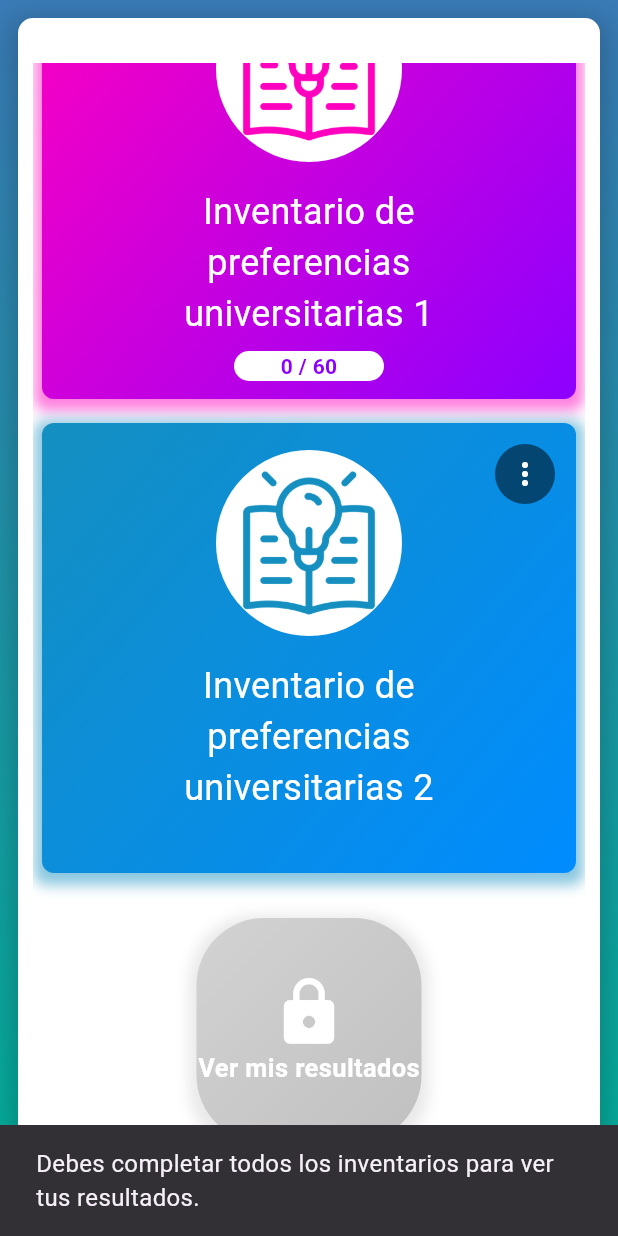
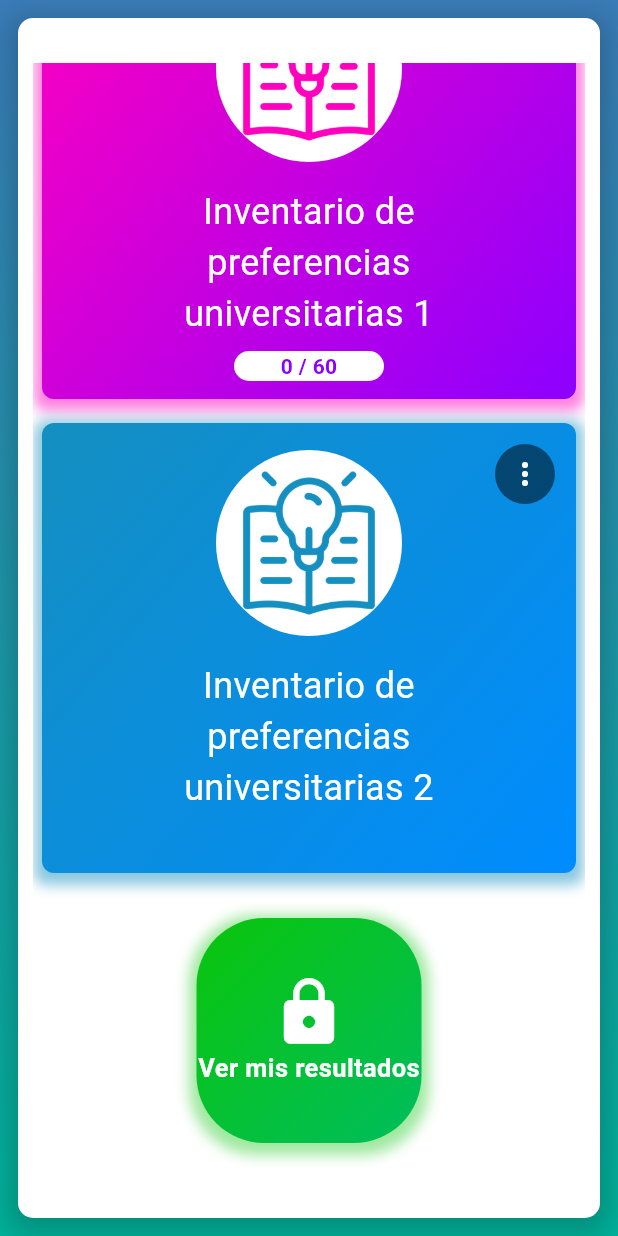
Before and after one commit to SuperrCris/mmpi_2, a Flutter app: the SeleccionInventario screen opened by its route, scrolled down 890 dp, after a tap on "Ver mis resultados", on a phone screen of 412 x 824 dp. Run offline on Flutter 3.47's test engine with Material 3 defaults, Android fonts, the light colour scheme and no system bars; drawn by our look-alikes of auto_size_text; our stand-ins replace cloud_firestore, firebase_auth, firebase_core, hive, hive_flutter; missing offline and left inert: excel; accounts and stored records are empty; generated files the repository leaves out were written again.

Commit message:
Revision de funciones de impresion de resultados

```diff
--- a/lib/selecinventario.dart
+++ b/lib/selecinventario.dart
@@ -4,6 +4,7 @@ import 'package:flutter/material.dart';
 import 'package:mmpi_2/servicios/sesion_controlador.dart';
 import 'package:mmpi_2/servicios/controlador_hive.dart';
 import 'package:mmpi_2/servicios/tema_controlador.dart';
+import 'package:mmpi_2/utilidades/excel.dart';
 import 'package:mmpi_2/utilidades/repositoriopreguntas.dart';
 
 class SeleccionInventario extends StatefulWidget {
@@ -440,45 +441,62 @@ class _SeleccionInventarioState extends State<SeleccionInventario> {
                         final todosCompletados = todasLasRutas
                             .every((ruta) => _inventariosCompletados.contains(ruta));
                         return GestureDetector(
-                          onTap: todosCompletados
-                              ? () {
-                                  // TODO: navegar a resultados
+                          onTap: () async {
+                            showDialog(
+                              context: context,
+                              barrierDismissible: false,
+                              builder: (ctx) => AlertDialog(
+                                content: Row(
+                                  children: [
+                                    CircularProgressIndicator(color: const Color.fromARGB(255, 19, 192, 25)),
+                                    SizedBox(width: 20),
+                                    Text("Generando reporte..."),
+                                  ],
+                                ),
+                              ),
+                            );
+                            try {
+                              await ExcelUtil.crearReporteConPlantilla(
+                                {
+                                  "nombre": "Cristian Escalante",
+                                  "grupo": "5°A",
+                                  "edad": 25,
+                                  "sexo": "Masculino",
+                                  "escolaridad": "Universidad",
+                                  "fecha": "2024-06-15",
                                 }
-                              : () {
-                                  ScaffoldMessenger.of(context).showSnackBar(
-                                    SnackBar(
-                                      content: Text(
-                                        'Debes completar todos los inventarios para ver tus resultados.',
-                                      ),
-                                    ),
-                                  );
-                                },
+                              );
+                            } finally {
+                              if (context.mounted) Navigator.of(context, rootNavigator: true).pop();
+                            }
+                          },
                           child: AnimatedOpacity(
-                            opacity: todosCompletados ? 1.0 : 0.45,
+                            opacity:
+                            /*!todosCompletados ? 0.45 :*/ 1,
                             duration: const Duration(milliseconds: 300),
                             child: Container(
                               height: 150,
                               width: 150,
                               decoration: BoxDecoration(
                                 gradient: LinearGradient(
-                                  colors: todosCompletados
-                                      ? [
+                                  colors: /*!todosCompletados
+                                      ?
+                                       [
+                                          Colors.grey.shade500,
+                                          Colors.grey.shade600,
+                                        ]:*/
+                                        [
                                           const Color.fromARGB(255, 10, 197, 10),
                                           const Color.fromARGB(255, 0, 189, 94),
-                                        ]
-                                      : [
-                                          Colors.grey.shade500,
-                                          Colors.grey.shade600,
                                         ],
                                   begin: Alignment.topLeft,
                                   end: Alignment.bottomRight,
                                 ),
                                 boxShadow: [
                                   BoxShadow(
-                                    color: (todosCompletados
-                                            ? const Color.fromARGB(255, 10, 197, 10)
-                                            : Colors.grey)
-                                        .withOpacity(0.5),
+                                    color:
+                                            const Color.fromARGB(100, 10, 197, 10),
+
                                     spreadRadius: 5,
                                     blurRadius: 7,
                                     offset: const Offset(0, 3),
--- a/lib/utilidades/excel.dart
+++ b/lib/utilidades/excel.dart
@@ -3,6 +3,7 @@ import 'package:excel/excel.dart';
 import 'package:firebase_auth/firebase_auth.dart';
 import 'package:flutter/services.dart' show ByteData, rootBundle;
 import 'package:mmpi_2/servicios/controlador_hive.dart';
+import 'package:mmpi_2/utilidades/repositoriopreguntas.dart';
 
 
 class ExcelUtil {
@@ -25,20 +26,15 @@ static Future<void> crearReporteConPlantilla(Map<String, dynamic> info) async {
   ByteData data = await rootBundle.load('recursos/plantilla.xlsx');
   var excel = Excel.decodeBytes(data.buffer.asUint8List(data.offsetInBytes, data.lengthInBytes));
 
-     CellStyle estiloCelda = CellStyle(
-      horizontalAlign: HorizontalAlign.Center,
-      bottomBorder: Border(borderStyle: BorderStyle.Thin, borderColorHex: ExcelColor.black),
-      leftBorder: Border(borderStyle: BorderStyle.Thin, borderColorHex: ExcelColor.black),
-      rightBorder: Border(borderStyle: BorderStyle.Thin, borderColorHex: ExcelColor.black),
-      topBorder: Border(borderStyle: BorderStyle.Thin, borderColorHex: ExcelColor.black),
-    );
-
   print("plantilla obtenida");
   for (final entry in respuestasPorInventario.entries) {
     final inventario = entry.key;
     final respuestasInventario = entry.value;
+    print("Obteniendo solo las llaves para el inventario: $inventario");
+    final List<int> llavesRespuestas = obtenerSoloLlaves(inventario);
+
     final configuracionPestana = _diccionarioPestanas[inventario];
-
+    print("$inventario  .llaves respuestas: $llavesRespuestas");
     if (configuracionPestana == null) {
       print("Inventario no reconocido: $inventario");
       continue;
@@ -48,34 +44,27 @@ static Future<void> crearReporteConPlantilla(Map<String, dynamic> info) async {
     final int numeroColumnas = configuracionPestana["numeroColumnas"] as int;
     final Map<int, int> respuestasMapeadas = {
       for (int indice = 0; indice < respuestasInventario.length; indice++)
-          indice + 1: respuestasInventario[indice],
+        (llavesRespuestas.length > indice ? llavesRespuestas[indice] : indice + 1):
+            respuestasInventario[indice] + 1,
     };
 
-
     //Nombre completo
-  hojaderesultados.cell(CellIndex.indexByString("B3")).value = TextCellValue(info["nombre"]);
-  hojaderesultados.cell(CellIndex.indexByString("B3")).cellStyle = estiloCelda;
+    _escribirCelda(hojaderesultados, CellIndex.indexByString("B3"), TextCellValue(info["nombre"]));
 
     //Grupo
-  hojaderesultados.cell(CellIndex.indexByString("B4")).value = TextCellValue(info["grupo"]);
-  hojaderesultados.cell(CellIndex.indexByString("B4")).cellStyle = estiloCelda;
+    _escribirCelda(hojaderesultados, CellIndex.indexByString("B4"), TextCellValue(info["grupo"]));
 
     //Edad
-  hojaderesultados.cell(CellIndex.indexByString("D4")).value = IntCellValue(info["edad"]);
-  hojaderesultados.cell(CellIndex.indexByString("D4")).cellStyle = estiloCelda;
+    _escribirCelda(hojaderesultados, CellIndex.indexByString("D4"), IntCellValue(info["edad"]));
 
     //Sexo
-  hojaderesultados.cell(CellIndex.indexByString("F4")).value = TextCellValue(info["sexo"]);
-  hojaderesultados.cell(CellIndex.indexByString("F4")).cellStyle = estiloCelda;
+    _escribirCelda(hojaderesultados, CellIndex.indexByString("F4"), TextCellValue(info["sexo"]));
 
     //Escolaridad
-  hojaderesultados.cell(CellIndex.indexByString("B5")).value = TextCellValue(info["escolaridad"]);
-  hojaderesultados.cell(CellIndex.indexByString("B5")).cellStyle = estiloCelda;
+    _escribirCelda(hojaderesultados, CellIndex.indexByString("B5"), TextCellValue(info["escolaridad"]));
 
     //Fecha
-  hojaderesultados.cell(CellIndex.indexByString("E5")).value = TextCellValue(info["fecha"]);
-  hojaderesultados.cell(CellIndex.indexByString("E5")).cellStyle = estiloCelda;
-
+    _escribirCelda(hojaderesultados, CellIndex.indexByString("E5"), TextCellValue(info["fecha"]));
 
     const int columnainicial = 1;
     const int filaInicial = 8;
@@ -84,24 +73,31 @@ static Future<void> crearReporteConPlantilla(Map<String, dynamic> info) async {
     int saltoColumna = 0;
     int saltoFila = 0;
 
-
     for (int pregunta = 0; pregunta < respuestasMapeadas.length; pregunta++) {
-    hojaderesultados.cell(CellIndex.indexByColumnRow(columnIndex: columnainicial + saltoColumna, rowIndex: filaInicial + saltoFila)).value = IntCellValue(respuestasMapeadas.entries.elementAt(pregunta).key);
-    hojaderesultados.cell(CellIndex.indexByColumnRow(columnIndex: columnainicial + saltoColumna + 1, rowIndex: filaInicial + saltoFila)).value = IntCellValue(respuestasMapeadas.entries.elementAt(pregunta).value);
-    hojaderesultados.cell(CellIndex.indexByColumnRow(columnIndex: columnainicial + saltoColumna, rowIndex: filaInicial + saltoFila)).cellStyle = estiloCelda;
-    hojaderesultados.cell(CellIndex.indexByColumnRow(columnIndex: columnainicial + saltoColumna + 1, rowIndex: filaInicial + saltoFila)).cellStyle = estiloCelda;
+      _escribirCelda(hojaderesultados,
+          CellIndex.indexByColumnRow(columnIndex: columnainicial + saltoColumna, rowIndex: filaInicial + saltoFila),
+          IntCellValue(respuestasMapeadas.entries.elementAt(pregunta).key));
+      _escribirCelda(hojaderesultados,
+          CellIndex.indexByColumnRow(columnIndex: columnainicial + saltoColumna + 1, rowIndex: filaInicial + saltoFila),
+          IntCellValue(respuestasMapeadas.entries.elementAt(pregunta).value));
       saltoColumna += 2;
       if (saltoColumna >= respuestasPorFila * 2) {
         saltoColumna = 0;
         saltoFila++;
       }
-
+    }
   }
 
-  // Guardar el nuevo archivo
+  excel.save(fileName: 'Mi_Reporte${DateTime.now().millisecondsSinceEpoch}.xlsx');
+}
 
-}
-  excel.save(fileName: 'Reporte_Modificado.xlsx');
+static void _escribirCelda(Sheet hoja, CellIndex indice, CellValue valor) {
+  final celda = hoja.cell(indice);
+  final estiloExistente = celda.cellStyle;
+  celda.value = valor;
+  final estilo = estiloExistente ?? CellStyle();
+  estilo.horizontalAlignment = HorizontalAlign.Center;
+  celda.cellStyle = estilo;
 }
 
 static Future<Map<String, List<int>>> _obtenerRespuestasInventarios() async {
@@ -172,9 +168,13 @@ static List<int> _obtenerRespuestasDesdeHive(String tipoInventario) {
           .where((respuesta) => respuesta.tipo == tipoInventario)
           .toList();
 
-  respuestas.sort((a, b) => a.preguntaID.compareTo(b.preguntaID));
-  return respuestas
-      .map((respuesta) => int.tryParse(respuesta.respuesta) ?? -1)
+  final llaves = obtenerSoloLlaves(tipoInventario);
+  final mapaRespuestas = {
+    for (final r in respuestas) r.preguntaID: int.tryParse(r.respuesta) ?? -1,
+  };
+
+  return llaves
+      .map((key) => mapaRespuestas[key] ?? -1)
       .where((valor) => valor >= 0)
       .toList();
 }
--- a/lib/utilidades/repositoriopreguntas.dart
+++ b/lib/utilidades/repositoriopreguntas.dart
@@ -23,8 +23,25 @@ List<String> Repositoriopreguntas(String inv) {
         }
     }
 }
-List<int> obtenerSoloLlaves(Map<String, dynamic> inventario) {
-  return inventario.keys.map((key) => int.tryParse(key) ?? -1).where((key) => key != -1).toList();
+
+List<int> obtenerSoloLlaves(String inv) {
+  final key = inv.startsWith("/") ? inv.substring(1) : inv;
+  print("buscando en $key");
+
+  switch (inv) {
+    case "/inventario_autoevaluacion_aptitudes":
+      return aptitudes.keys.toList();
+    case "/inventario_interes_ocupacional":
+      return ocupacional.keys.toList();
+    case "/inventario_preferencias_universitarias":
+      return universitarias.keys.toList();
+    default:
+      try {
+        return (intereses[key]["preguntas"] as Map).keys.toList().cast<int>();
+      } catch (e) {
+        return [];
+      }
+  }
 }
 
 
@@ -43,10 +60,12 @@ Map<String, Map<String, dynamic>> todoslosintereses() {
 
 int tamanoInventario(String inv, {String tipo = ""}) => Repositoriopreguntas(inv).length;
   final Map<String, dynamic> intereses = {
+
     "FM" :{
       "nombre": "Fisico Matemático",
       "rangocalificacion": 7,
       "descripcion": "Se relaciona con el interés por las matemáticas, física y ciencias exactas.",
+
       "icono" : Icons.calculate,
       "carreras": [
       ],
```
Also changed, not shown: lib/inv2.dart (+33 -6 lines), lib/main.dart (+43 -29 lines), 1 other file. Lines whose indentation alone changed are shown as unchanged.
